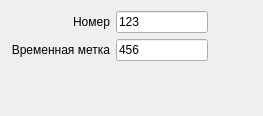
Before: the Qt Designer form common/nettest.ui in ksv141/NetTester, drawn with Qt 5.
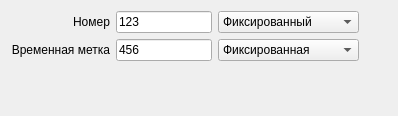
After: the same form once the commit is applied.

Commit message: TimeStamp & SeqNumber Modes support added

The edit to the form file:
```diff
--- a/common/nettest.ui
+++ b/common/nettest.ui
@@ -6,7 +6,7 @@
    <rect>
     <x>0</x>
     <y>0</y>
-    <width>263</width>
+    <width>398</width>
     <height>116</height>
    </rect>
   </property>
@@ -27,34 +27,8 @@
      </property>
     </spacer>
    </item>
-   <item row="1" column="1">
-    <widget class="QLineEdit" name="nettestSeqNumber">
-     <property name="inputMask">
-      <string/>
-     </property>
-     <property name="text">
-      <string>456</string>
-     </property>
-     <property name="readOnly">
-      <bool>false</bool>
-     </property>
-    </widget>
-   </item>
-   <item row="1" column="3">
-    <spacer>
-     <property name="orientation">
-      <enum>Qt::Horizontal</enum>
-     </property>
-     <property name="sizeHint" stdset="0">
-      <size>
-       <width>40</width>
-       <height>20</height>
-      </size>
-     </property>
-    </spacer>
-   </item>
    <item row="0" column="1">
-    <widget class="QLineEdit" name="nettestTimeStamp">
+    <widget class="QLineEdit" name="nettestSeqNumber">
      <property name="inputMask">
       <string/>
      </property>
@@ -66,6 +40,19 @@
      </property>
     </widget>
    </item>
+   <item row="1" column="1">
+    <widget class="QLineEdit" name="nettestTimeStamp">
+     <property name="inputMask">
+      <string/>
+     </property>
+     <property name="text">
+      <string>456</string>
+     </property>
+     <property name="readOnly">
+      <bool>false</bool>
+     </property>
+    </widget>
+   </item>
    <item row="0" column="0">
     <widget class="QLabel" name="label_22">
      <property name="text">
@@ -92,6 +79,47 @@
      </property>
     </widget>
    </item>
+   <item row="0" column="2" colspan="2">
+    <widget class="QComboBox" name="cmbSeqNumberMode">
+     <item>
+      <property name="text">
+       <string>Фиксированный</string>
+      </property>
+     </item>
+     <item>
+      <property name="text">
+       <string>Последовательный</string>
+      </property>
+     </item>
+    </widget>
+   </item>
+   <item row="1" column="2" colspan="2">
+    <widget class="QComboBox" name="cmbTimeStampMode">
+     <item>
+      <property name="text">
+       <string>Фиксированная</string>
+      </property>
+     </item>
+     <item>
+      <property name="text">
+       <string>Системный таймер</string>
+      </property>
+     </item>
+    </widget>
+   </item>
+   <item row="0" column="4">
+    <spacer name="horizontalSpacer">
+     <property name="orientation">
+      <enum>Qt::Horizontal</enum>
+     </property>
+     <property name="sizeHint" stdset="0">
+      <size>
+       <width>40</width>
+       <height>20</height>
+      </size>
+     </property>
+    </spacer>
+   </item>
   </layout>
  </widget>
  <tabstops>
```
Left out of the diff: 6 changed lines with no effect on the pictures. The commit also changes 6 other files.
